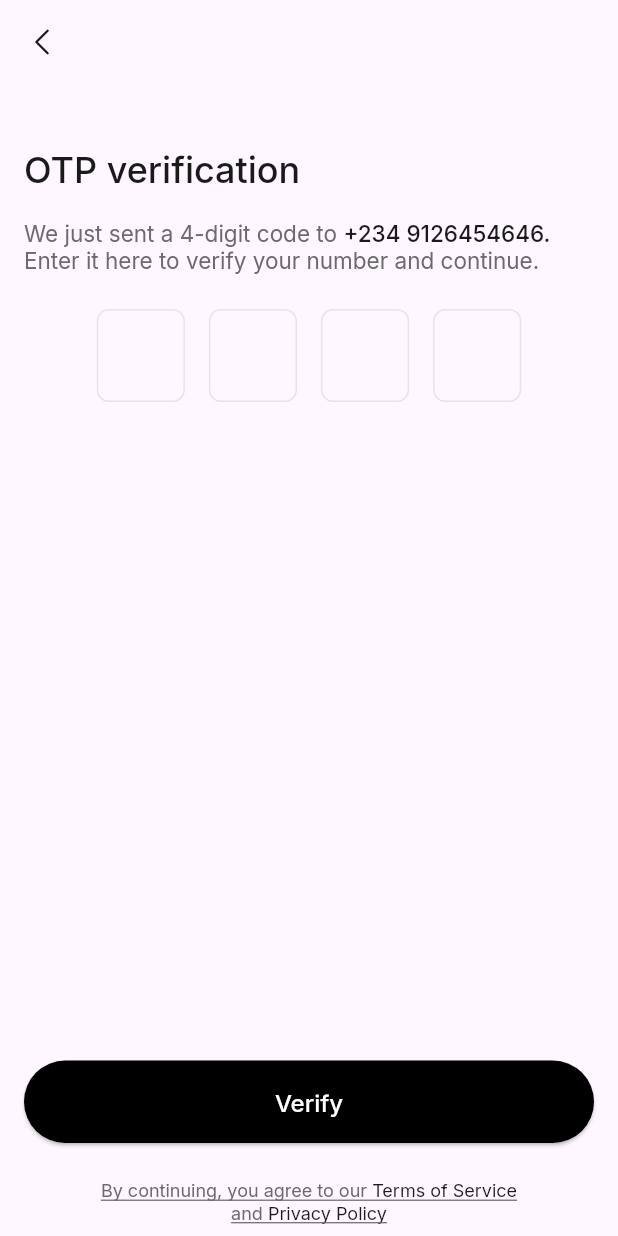
After one commit to Ejirooghene-avw/auctave-mobile-app, a Flutter app: the SignUpScreen screen opened by its route, swiped to page 3, on a phone screen of 412 x 824 dp. The commit adds this screen. Run offline on Flutter 3.47's test engine with Material 3 defaults, Android fonts, the phone set to English and light mode, and no system bars; our stand-ins replace flutter_svg, google_fonts; statements that could not run were skipped.

Commit message:
checkpoint commit - sign up screen ui complete

```diff
--- a/lib/config/providers/app_providers.dart
+++ b/lib/config/providers/app_providers.dart
@@ -1,4 +1,5 @@
 import 'package:auctave_mobile_app/ui/authentication/sign_in/view_model/sign_in_view_model.dart';
+import 'package:auctave_mobile_app/ui/authentication/sign_up/view_model/sign_up_screen_view_model.dart';
 import 'package:auctave_mobile_app/ui/onboarding/view_model/onboarding_screen_view_model.dart';
 import 'package:auctave_mobile_app/ui/splash/view_model/splash_screen_view_model.dart';
 import 'package:provider/provider.dart';
@@ -9,5 +10,6 @@ class AppProviders {
     ChangeNotifierProvider(create: (_) => SplashScreenViewModel()),
     ChangeNotifierProvider(create: (_) => OnboardingScreenViewModel()),
     ChangeNotifierProvider(create: (_) => SignInViewModel()),
+    ChangeNotifierProvider(create: (_) => SignUpScreenViewModel()),
   ];
 }
--- a/lib/ui/authentication/sign_up/view/sign_up_screen.dart
+++ b/lib/ui/authentication/sign_up/view/sign_up_screen.dart
@@ -1,63 +1,50 @@
-import 'package:auctave_mobile_app/gen/colors.gen.dart';
-import 'package:auctave_mobile_app/ui/core/constants/app_strings/sign_up_strings.dart';
-import 'package:auctave_mobile_app/ui/core/constants/app_text_style.dart';
-import 'package:auctave_mobile_app/ui/core/ui/shared_widgets/app_text_fields.dart/app_text_fields.dart';
+import 'package:auctave_mobile_app/ui/authentication/sign_up/view_model/sign_up_screen_view_model.dart';
+import 'package:auctave_mobile_app/ui/authentication/sign_up/widgets/sign_up_widgets.dart';
 import 'package:auctave_mobile_app/ui/core/ui/shared_widgets/custom_app_bars/app_bar_back_button_only.dart';
 import 'package:auctave_mobile_app/ui/core/ui/shared_widgets/shared_widgets.dart';
 import 'package:flutter/material.dart';
+import 'package:provider/provider.dart';
 
-class SignUpScreen extends StatefulWidget {
+class SignUpScreen extends StatelessWidget {
   const SignUpScreen({super.key});
 
   @override
-  State<SignUpScreen> createState() => _SignUpScreenState();
+  Widget build(BuildContext context) {
+    SignUpScreenViewModel viewModel = context.watch<SignUpScreenViewModel>();
+    SignUpScreenViewModel viewModelAction = context
+        .read<SignUpScreenViewModel>();
+    return PopScope(
+      canPop: false,
+      child: Scaffold(
+        appBar: AppBarBackButtonOnly(
+          onPressedBackButton: () {
+            if (viewModel.shouldExit == true) {
+              Navigator.pop(context);
+            } else {
+              viewModelAction.moveToPreviousPage();
             }
-
-class _SignUpScreenState extends State<SignUpScreen> {
-  bool isPasswordVisible = false;
-
-  @override
-  Widget build(BuildContext context) {
-    return Scaffold(
-      appBar: AppBarBackButtonOnly(),
+          },
+        ),
         bottomNavigationBar: AppBottomButtonTermsAndPrivacy(
           child: ElevatedButton(
-          onPressed: () {},
-          child: Text(SignUpStrings.createAccountButton),
+            onPressed: viewModelAction.proceed,
+            child: Text(viewModel.viewButtonText),
           ),
         ),
         body: SafeArea(
-        child: SingleChildScrollView(
           child: Padding(
             padding: const EdgeInsets.all(16.0).copyWith(top: 40.0),
-            child: Column(
-              crossAxisAlignment: CrossAxisAlignment.start,
+            child: Expanded(
+              child: PageView(
+                controller: viewModel.pageController,
+                onPageChanged: viewModelAction.updateSlideIndex,
+                physics: NeverScrollableScrollPhysics(),
                 children: [
-                Text(
-                  SignUpStrings.welcomeToAuctave,
-                  style: AppTextStyle.kPBA24pxMedium.copyWith(
-                    color: ColorName.pbaTextPrimary,
+                  PersonalDetailsSignUpScreen(),
+                  VerifyPhoneNumberSignUpScreen(),
+                  VerifyOTPSignUpScreen(),
+                ],
               ),
-                ),
-                SizedBox(height: 16.0),
-                Text(
-                  SignUpStrings.createAnAccount,
-                  style: AppTextStyle.kPBA15pxRegular.copyWith(
-                    color: ColorName.pbaTextSecondary,
-                  ),
-                ),
-                SizedBox(height: 24.0),
-                AppTextField(
-                  label: SignUpStrings.textFieldLabelFullName,
-                  hint: SignUpStrings.textFieldHintFullName,
-                ),
-                AppTextField(
-                  label: SignUpStrings.textFieldLabelEmailAddress,
-                  hint: SignUpStrings.textFieldHintEmailAddress,
-                ),
-                // Password
-                AppPasswordTextField(),
-              ],
             ),
           ),
         ),
--- /dev/null
+++ b/lib/ui/authentication/sign_up/view_model/sign_up_screen_view_model.dart
@@ -0,0 +1,52 @@
+import 'package:auctave_mobile_app/ui/core/constants/app_strings/sign_up_strings.dart';
+import 'package:flutter/material.dart';
+
+enum SignUpButtons { createAccount, sendCode, verify }
+
+class SignUpScreenViewModel extends ChangeNotifier {
+  // variables
+  PageController _signUpViewPageController = PageController();
+  int _currentViewIndex = 0;
+
+  // getters
+  PageController get pageController => _signUpViewPageController;
+  bool get shouldExit {
+    return _currentViewIndex <= 0;
+  }
+
+  String get viewButtonText {
+    SignUpButtons currentButton = SignUpButtons.values[_currentViewIndex];
+    switch (currentButton) {
+      case SignUpButtons.createAccount:
+        return SignUpStrings.createAccountButton;
+      case SignUpButtons.sendCode:
+        return SignUpStrings.sendCodeButton;
+      case SignUpButtons.verify:
+        return SignUpStrings.verifyButton;
+    }
+  }
+
+  // Functions
+  void moveToNextPage() {
+    _signUpViewPageController.nextPage(
+      duration: Duration(milliseconds: 400),
+      curve: Curves.linear,
+    );
+  }
+
+  void moveToPreviousPage() {
+    _signUpViewPageController.previousPage(
+      duration: Duration(milliseconds: 400),
+      curve: Curves.linear,
+    );
+  }
+
+  void updateSlideIndex(int newIndexValue) {
+    _currentViewIndex = newIndexValue;
+    notifyListeners();
+  }
+
+  void proceed() {
+    moveToNextPage();
+  }
+}
--- /dev/null
+++ b/lib/ui/authentication/sign_up/widgets/otp_verification_input_field.dart
@@ -0,0 +1,85 @@
+import 'package:auctave_mobile_app/gen/colors.gen.dart';
+import 'package:auctave_mobile_app/ui/core/constants/app_text_style.dart';
+import 'package:flutter/material.dart';
+
+class OTPVerificationInputField extends StatefulWidget {
+  const OTPVerificationInputField({super.key});
+
+  @override
+  State<OTPVerificationInputField> createState() => _VerifyOTPInputFieldState();
+}
+
+class _VerifyOTPInputFieldState extends State<OTPVerificationInputField> {
+  late List<TextEditingController> controllers;
+  late List<FocusNode> focusNodes;
+
+  @override
+  void initState() {
+    super.initState();
+    controllers = List.generate(4, (_) => TextEditingController());
+    focusNodes = List.generate(4, (_) => FocusNode());
+  }
+
+  @override
+  void dispose() {
+    for (final c in controllers) {
+      c.dispose();
+    }
+    for (final f in focusNodes) {
+      f.dispose();
+    }
+    super.dispose();
+  }
+
+  void _onChanged(String value, int index) {
+    if (value.length == 1 && index < 4 - 1) {
+      focusNodes[index + 1].requestFocus();
+    }
+
+    if (value.isEmpty && index > 0) {
+      focusNodes[index - 1].requestFocus();
+    }
+
+    final otp = controllers.map((c) => c.text).join();
+    if (otp.length == 4 && !otp.contains('')) {
+      // Implement Completed Function
+    }
+  }
+
+  @override
+  Widget build(BuildContext context) {
+    return Padding(
+      padding: const EdgeInsets.symmetric(horizontal: 40.5),
+      child: Row(
+        children: List.generate(4, (index) {
+          return Expanded(
+            child: Container(
+              width: double.infinity,
+              margin: const EdgeInsets.symmetric(horizontal: 8.0),
+              child: TextField(
+                maxLength: 1,
+                controller: controllers[index],
+                focusNode: focusNodes[index],
+                style: AppTextStyle.kPBA28pxMedium.copyWith(
+                  color: ColorName.pbaBlackAccent,
+                ),
+                textAlign: TextAlign.center,
+                textAlignVertical: TextAlignVertical.center,
+                cursorColor: ColorName.pbaBlackAccent,
+                keyboardType: TextInputType.number,
+                decoration: InputDecoration(
+                  counter: SizedBox.shrink(),
+                  contentPadding: EdgeInsets.symmetric(
+                    horizontal: 9.5,
+                    vertical: 10.0,
+                  ),
+                ),
+                onChanged: (value) => _onChanged(value, index),
+              ),
+            ),
+          );
+        }),
+      ),
+    );
+  }
+}
--- /dev/null
+++ b/lib/ui/authentication/sign_up/widgets/otp_verification_subheading_phone_number.dart
@@ -0,0 +1,47 @@
+import 'package:auctave_mobile_app/gen/colors.gen.dart';
+import 'package:auctave_mobile_app/ui/core/constants/app_strings/sign_up_strings.dart';
+import 'package:auctave_mobile_app/ui/core/constants/app_text_style.dart';
+import 'package:flutter/material.dart';
+
+class OTPVerificationSubHeadingPhoneNumber extends StatelessWidget {
+  const OTPVerificationSubHeadingPhoneNumber({super.key});
+
+  String formatPhoneNumber({required int phoneNumber}) {
+    String output = "+234 $phoneNumber.";
+
+    return output;
+  }
+
+  @override
+  Widget build(BuildContext context) {
+    TextSpan seperator = TextSpan(text: " ");
+    TextSpan spanDivider = TextSpan(text: "\n");
+
+    TextStyle clickableTextStyle = AppTextStyle.kPBA15pxMedium.copyWith(
+      color: ColorName.pbaTextPrimary,
+    );
+
+    TextStyle mainTextStyle = AppTextStyle.kPBA15pxRegular.copyWith(
+      color: ColorName.pbaTextSecondary,
+    );
+
+    return RichText(
+      text: TextSpan(
+        text: SignUpStrings.weJustSent4DigitCodeToNumber,
+        style: mainTextStyle,
+        children: [
+          seperator,
+          TextSpan(
+            text: formatPhoneNumber(phoneNumber: 9126454646),
+            style: clickableTextStyle,
+          ),
+          spanDivider,
+          TextSpan(
+            text: SignUpStrings.enterCodeToVerifyNumber,
+            style: mainTextStyle,
+          ),
+        ],
+      ),
+    );
+  }
+}
--- /dev/null
+++ b/lib/ui/authentication/sign_up/widgets/sign_up_widgets.dart
@@ -0,0 +1,5 @@
+export 'otp_verification_input_field.dart';
+export 'otp_verification_subheading_phone_number.dart';
+export 'personal_details_sign_up_screen.dart';
+export 'verify_otp_sign_up_screen.dart';
+export 'verify_phone_number_sign_up_screen.dart';
--- /dev/null
+++ b/lib/ui/authentication/sign_up/widgets/verify_otp_sign_up_screen.dart
@@ -0,0 +1,31 @@
+import 'package:auctave_mobile_app/gen/colors.gen.dart';
+import 'package:auctave_mobile_app/ui/authentication/sign_up/widgets/sign_up_widgets.dart';
+import 'package:auctave_mobile_app/ui/core/constants/app_strings/sign_up_strings.dart';
+import 'package:auctave_mobile_app/ui/core/constants/app_text_style.dart';
+import 'package:flutter/material.dart';
+
+class VerifyOTPSignUpScreen extends StatelessWidget {
+  const VerifyOTPSignUpScreen({super.key});
+
+  @override
+  Widget build(BuildContext context) {
+    return SingleChildScrollView(
+      child: Column(
+        crossAxisAlignment: CrossAxisAlignment.start,
+        mainAxisSize: MainAxisSize.min,
+        children: [
+          Text(
+            SignUpStrings.otpVerification,
+            style: AppTextStyle.kPBA24pxMedium.copyWith(
+              color: ColorName.pbaTextPrimary,
+            ),
+          ),
+          SizedBox(height: 16.0),
+          OTPVerificationSubHeadingPhoneNumber(),
+          SizedBox(height: 24.0),
+          OTPVerificationInputField(),
+        ],
+      ),
+    );
+  }
+}
--- a/lib/ui/core/constants/app_strings/sign_up_strings.dart
+++ b/lib/ui/core/constants/app_strings/sign_up_strings.dart
@@ -2,13 +2,30 @@ class SignUpStrings {
   static const String welcomeToAuctave = "Welcome to Auctave";
   static const String createAnAccount = "Create an account to get started.";
 
+  static const String verifyPhoneNumber = "Verify phone number";
+  static const String enterYourPhoneNumber =
+      "Enter your phone number so we can send you a quick OTP and confirm it’s really you.";
+
+  static const String otpVerification = "OTP verification";
+  static const String weJustSent4DigitCodeToNumber =
+      "We just sent a 4-digit code to";
+  static const String enterCodeToVerifyNumber =
+      "Enter it here to verify your number and continue.";
+
+  static const String didNotReceiveOTP = "Didn’t receive the OTP?";
+  static const String resendOTPClickableText = "Resend OTP";
+
   static const String textFieldLabelFullName = "Full Name";
   static const String textFieldLabelEmailAddress = "Email Address";
   static const String textFieldLabelPassword = "Password";
+  static const String textFieldLabelPhoneNumber = "Phone Number";
 
   static const String textFieldHintFullName = "Enter your full name";
   static const String textFieldHintEmailAddress = "Enter your email address";
   static const String textFieldHintPassword = "***********";
+  static const String textFieldHintPhoneNumber = "Enter your phone number";
 
   static const String createAccountButton = "Create Account";
+  static const String sendCodeButton = "Send Code";
+  static const String verifyButton = "Verify";
 }
--- a/lib/ui/core/ui/shared_widgets/custom_app_bars/app_bar_back_button_only.dart
+++ b/lib/ui/core/ui/shared_widgets/custom_app_bars/app_bar_back_button_only.dart
@@ -4,7 +4,8 @@ import 'package:flutter_svg/svg.dart';
 
 class AppBarBackButtonOnly extends StatelessWidget
     implements PreferredSizeWidget {
-  const AppBarBackButtonOnly({super.key});
+  final VoidCallback? onPressedBackButton;
+  const AppBarBackButtonOnly({super.key, this.onPressedBackButton});
 
   @override
   Size get preferredSize => const Size.fromHeight(kToolbarHeight);
@@ -13,10 +14,12 @@ class AppBarBackButtonOnly extends StatelessWidget
   Widget build(BuildContext context) {
     return AppBar(
       leading: IconButton(
-        onPressed: () {
-          //TODO:Implement back function
-          Navigator.pop(context);
-        },
+        onPressed:
+            onPressedBackButton ??
+            () {
+              //TODO:Implement back function
+              Navigator.pop(context);
+            },
         icon: SvgPicture.asset(Assets.icons.pBAChevron),
       ),
     );
```
Also changed, not shown: lib/ui/authentication/sign_up/widgets/personal_details_sign_up_screen.dart (added, +45 -0 lines), lib/ui/authentication/sign_up/widgets/verify_phone_number_sign_up_screen.dart (added, +39 -0 lines). Lines whose indentation alone changed are shown as unchanged.
